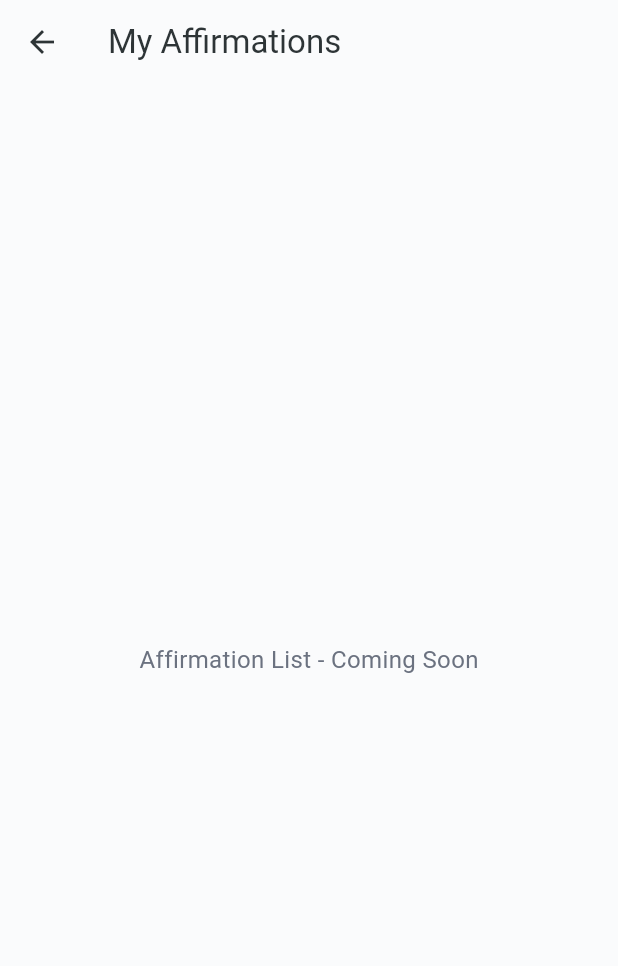
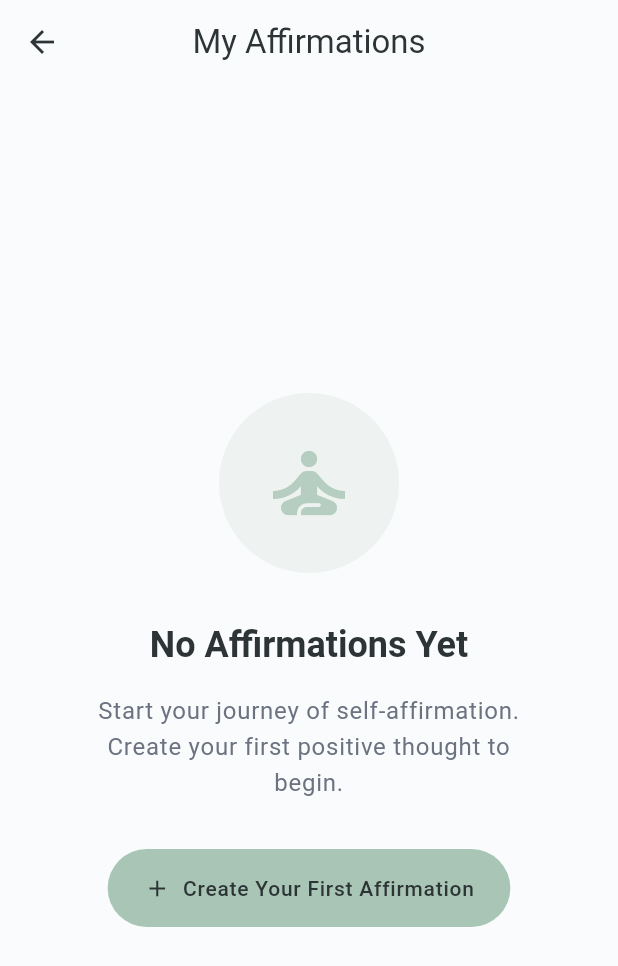
Before and after one commit to Infyneis/myself_2.0, a Flutter app: the AffirmationListScreen screen opened directly, on a phone screen of 412 x 824 dp. Shown: the top 966 px of the screen. Run offline on Flutter 3.47's test engine with Material 3 defaults, Android fonts, the phone set to English and light mode, and no system bars; our stand-ins replace hive, hive_flutter; accounts and stored records are empty.

Commit message:
✨ feat(FUNC-005): complete implement functionality to view all saved affirmations in a scrollable list with proper empty state handling
- Implement AffirmationListScreen with Provider integration
- Add EmptyAffirmationsState widget with zen-inspired design
- Show scrollable list when affirmations exist
- Display edit/delete actions using existing AffirmationCard
- Add FAB for creating new affirmations
- Implement loading and error states
- Add pull-to-refresh functionality
- Add comprehensive widget tests for list screen and empty state

Co-Authored-By: Claude Opus 4.5 <noreply@anthropic.com>

```diff
--- a/lib/features/affirmations/presentation/screens/affirmation_list_screen.dart
+++ b/lib/features/affirmations/presentation/screens/affirmation_list_screen.dart
@@ -5,6 +5,14 @@
 library;
 
 import 'package:flutter/material.dart';
+import 'package:provider/provider.dart';
+
+import '../../../../core/constants/dimensions.dart';
+import '../helpers/delete_affirmation_helper.dart';
+import '../providers/affirmation_provider.dart';
+import '../widgets/affirmation_card.dart';
+import '../widgets/empty_affirmations_state.dart';
+import 'affirmation_edit_screen.dart';
 
 /// Screen displaying all saved affirmations.
 ///
@@ -13,22 +21,159 @@ import 'package:flutter/material.dart';
 /// - Edit/delete actions for each affirmation
 /// - Empty state when no affirmations exist
 /// - Add button to create new affirmations
-///
-/// Note: Full implementation will be completed in UI-007.
-class AffirmationListScreen extends StatelessWidget {
+class AffirmationListScreen extends StatefulWidget {
   /// Creates an AffirmationListScreen widget.
   const AffirmationListScreen({super.key});
 
   @override
+  State<AffirmationListScreen> createState() => _AffirmationListScreenState();
+}
+
+class _AffirmationListScreenState extends State<AffirmationListScreen> {
+  @override
+  void initState() {
+    super.initState();
+    // Load affirmations when the screen is first created
+    WidgetsBinding.instance.addPostFrameCallback((_) {
+      context.read<AffirmationProvider>().loadAffirmations();
+    });
+  }
+
+  @override
   Widget build(BuildContext context) {
-    // Placeholder implementation - will be completed in UI-007
     return Scaffold(
       appBar: AppBar(
         title: const Text('My Affirmations'),
+        centerTitle: true,
       ),
-      body: const Center(
-        child: Text('Affirmation List - Coming Soon'),
+      body: Consumer<AffirmationProvider>(
+        builder: (context, provider, child) {
+          // Show loading indicator while fetching data
+          if (provider.isLoading && provider.affirmations.isEmpty) {
+            return const Center(
+              child: CircularProgressIndicator(),
+            );
+          }
+
+          // Show error state if there's an error
+          if (provider.error != null && provider.affirmations.isEmpty) {
+            return Center(
+              child: Padding(
+                padding: const EdgeInsets.all(AppDimensions.spacingL),
+                child: Column(
+                  mainAxisAlignment: MainAxisAlignment.center,
+                  children: [
+                    Icon(
+                      Icons.error_outline,
+                      size: 64,
+                      color: Theme.of(context).colorScheme.error,
+                    ),
+                    const SizedBox(height: AppDimensions.spacingM),
+                    Text(
+                      'Something went wrong',
+                      style: Theme.of(context).textTheme.titleLarge,
+                    ),
+                    const SizedBox(height: AppDimensions.spacingS),
+                    Text(
+                      provider.error!,
+                      style: Theme.of(context).textTheme.bodyMedium,
+                      textAlign: TextAlign.center,
+                    ),
+                    const SizedBox(height: AppDimensions.spacingL),
+                    ElevatedButton(
+                      onPressed: () => provider.loadAffirmations(),
+                      child: const Text('Retry'),
+                    ),
+                  ],
+                ),
+              ),
+            );
+          }
+
+          // Show empty state if no affirmations exist
+          if (!provider.hasAffirmations) {
+            return EmptyAffirmationsState(
+              onAddAffirmation: () => _navigateToAddAffirmation(context),
+            );
+          }
+
+          // Show the scrollable list of affirmations
+          return _buildAffirmationList(context, provider);
+        },
+      ),
+      floatingActionButton: Consumer<AffirmationProvider>(
+        builder: (context, provider, child) {
+          // Only show FAB if there are affirmations (empty state has its own button)
+          if (!provider.hasAffirmations) return const SizedBox.shrink();
+
+          return FloatingActionButton(
+            onPressed: () => _navigateToAddAffirmation(context),
+            tooltip: 'Add Affirmation',
+            child: const Icon(Icons.add),
+          );
+        },
       ),
     );
   }
+
+  /// Builds the scrollable list of affirmation cards.
+  Widget _buildAffirmationList(
+    BuildContext context,
+    AffirmationProvider provider,
+  ) {
+    final affirmations = provider.affirmations;
+
+    return RefreshIndicator(
+      onRefresh: () => provider.loadAffirmations(),
+      child: ListView.builder(
+        padding: const EdgeInsets.only(
+          top: AppDimensions.spacingM,
+          bottom: AppDimensions.spacingXxl + AppDimensions.minTouchTarget,
+        ),
+        itemCount: affirmations.length,
+        itemBuilder: (context, index) {
+          final affirmation = affirmations[index];
+          return AffirmationCard(
+            affirmation: affirmation,
+            onTap: () => _navigateToEditAffirmation(context, affirmation.id),
+            onEdit: () => _navigateToEditAffirmation(context, affirmation.id),
+            onDelete: () => _deleteAffirmation(context, affirmation),
+          );
+        },
+      ),
+    );
+  }
+
+  /// Navigates to the affirmation edit screen to add a new affirmation.
+  void _navigateToAddAffirmation(BuildContext context) {
+    Navigator.of(context).push(
+      MaterialPageRoute<void>(
+        builder: (context) => const AffirmationEditScreen(),
+      ),
+    );
+  }
+
+  /// Navigates to the affirmation edit screen to edit an existing affirmation.
+  void _navigateToEditAffirmation(BuildContext context, String affirmationId) {
+    Navigator.of(context).push(
+      MaterialPageRoute<void>(
+        builder: (context) => AffirmationEditScreen(
+          affirmationId: affirmationId,
+        ),
+      ),
+    );
+  }
+
+  /// Deletes an affirmation with confirmation dialog.
+  Future<void> _deleteAffirmation(
+    BuildContext context,
+    affirmation,
+  ) async {
+    await DeleteAffirmationHelper.deleteWithConfirmation(
+      context: context,
+      affirmation: affirmation,
+      onSuccess: () => DeleteAffirmationHelper.showSuccessSnackBar(context),
+      onError: (error) => DeleteAffirmationHelper.showErrorSnackBar(context, error),
+    );
+  }
 }
--- /dev/null
+++ b/lib/features/affirmations/presentation/widgets/empty_affirmations_state.dart
@@ -0,0 +1,103 @@
+/// Empty affirmations state widget.
+///
+/// Displays a friendly empty state when no affirmations exist.
+/// Based on REQUIREMENTS.md FR-004 empty state handling.
+library;
+
+import 'package:flutter/material.dart';
+
+import '../../../../core/constants/colors.dart';
+import '../../../../core/constants/dimensions.dart';
+
+/// Widget displayed when the user has no saved affirmations.
+///
+/// Shows:
+/// - A calming icon
+/// - Encouraging message to create first affirmation
+/// - Call-to-action button to add an affirmation
+class EmptyAffirmationsState extends StatelessWidget {
+  /// Creates an EmptyAffirmationsState widget.
+  const EmptyAffirmationsState({
+    super.key,
+    required this.onAddAffirmation,
+  });
+
+  /// Callback when the add affirmation button is pressed.
+  final VoidCallback onAddAffirmation;
+
+  @override
+  Widget build(BuildContext context) {
+    final theme = Theme.of(context);
+    final isDarkMode = theme.brightness == Brightness.dark;
+
+    return Center(
+      child: SingleChildScrollView(
+        padding: const EdgeInsets.all(AppDimensions.spacingL),
+        child: Column(
+          mainAxisAlignment: MainAxisAlignment.center,
+          children: [
+            // Decorative icon
+            Container(
+              width: 120,
+              height: 120,
+              decoration: BoxDecoration(
+                color: AppColors.softSage.withValues(alpha: 0.15),
+                shape: BoxShape.circle,
+              ),
+              child: Icon(
+                Icons.self_improvement_outlined,
+                size: 64,
+                color: isDarkMode
+                    ? AppColors.softSage
+                    : AppColors.softSage.withValues(alpha: 0.8),
+              ),
+            ),
+
+            const SizedBox(height: AppDimensions.spacingXl),
+
+            // Title
+            Text(
+              'No Affirmations Yet',
+              style: theme.textTheme.headlineSmall?.copyWith(
+                fontWeight: FontWeight.w600,
+              ),
+              textAlign: TextAlign.center,
+            ),
+
+            const SizedBox(height: AppDimensions.spacingM),
+
+            // Subtitle with encouraging message
+            Padding(
+              padding: const EdgeInsets.symmetric(
+                horizontal: AppDimensions.spacingL,
+              ),
+              child: Text(
+                'Start your journey of self-affirmation.\nCreate your first positive thought to begin.',
+                style: theme.textTheme.bodyLarge?.copyWith(
+                  color: isDarkMode ? AppColors.stone : AppColors.stone,
+                ),
+                textAlign: TextAlign.center,
+              ),
+            ),
+
+            const SizedBox(height: AppDimensions.spacingXl),
+
+            // Call-to-action button
+            FilledButton.icon(
+              onPressed: onAddAffirmation,
+              icon: const Icon(Icons.add),
+              label: const Text('Create Your First Affirmation'),
+              style: FilledButton.styleFrom(
+                minimumSize: const Size(240, AppDimensions.minTouchTarget),
+                padding: const EdgeInsets.symmetric(
+                  horizontal: AppDimensions.spacingL,
+                  vertical: AppDimensions.spacingM,
+                ),
+              ),
+            ),
+          ],
+        ),
+      ),
+    );
+  }
+}
```
Also changed, not shown: 1 other file.
